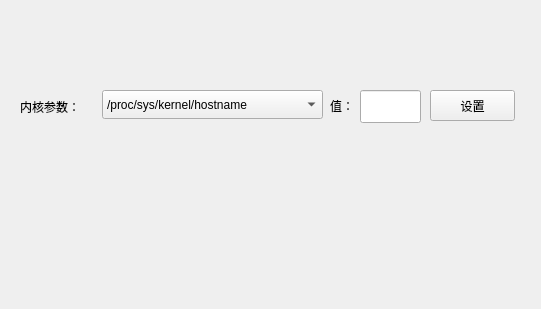
This is SYS/kernalparammanager.ui in liuyufeng509/SecCenter as Qt 5 draws it before an edit. The edited form follows.
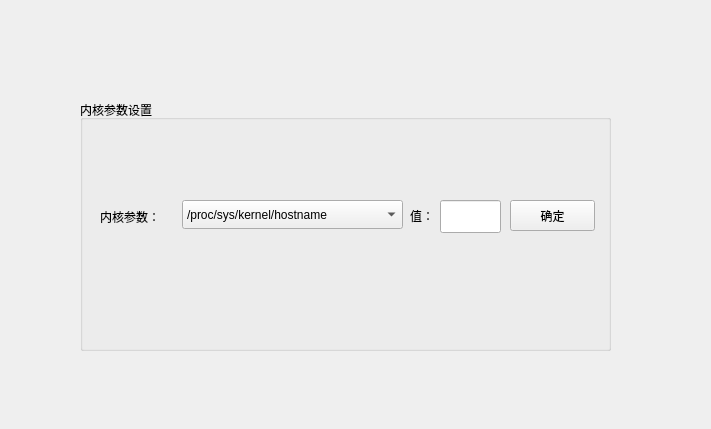
This is the edited form.

Commit message: 内核参数设置参数写到配置文件中。去掉kernalparampage

```diff
--- a/SYS/kernalparammanager.ui
+++ b/SYS/kernalparammanager.ui
@@ -6,31 +6,68 @@
    <rect>
     <x>0</x>
     <y>0</y>
-    <width>541</width>
-    <height>309</height>
+    <width>711</width>
+    <height>429</height>
    </rect>
   </property>
   <property name="windowTitle">
    <string>Form</string>
   </property>
+  <widget class="QGroupBox" name="groupBox">
+   <property name="geometry">
+    <rect>
+     <x>80</x>
+     <y>100</y>
+     <width>531</width>
+     <height>251</height>
+    </rect>
+   </property>
+   <property name="title">
+    <string>内核参数设置</string>
+   </property>
+   <widget class="QComboBox" name="param_comboBox">
+    <property name="geometry">
+     <rect>
+      <x>102</x>
+      <y>100</y>
+      <width>221</width>
+      <height>29</height>
+     </rect>
+    </property>
+    <item>
+     <property name="text">
+      <string>/proc/sys/kernel/hostname</string>
+     </property>
+    </item>
+    <item>
+     <property name="text">
+      <string>/proc/sys/net/ipv4/ip_default_ttl</string>
+     </property>
+    </item>
+    <item>
+     <property name="text">
+      <string>/proc/sys/net/ipv4/ip_forward</string>
+     </property>
+    </item>
+   </widget>
   <widget class="QPushButton" name="pushButton">
    <property name="geometry">
     <rect>
      <x>430</x>
-     <y>90</y>
+      <y>100</y>
      <width>85</width>
      <height>31</height>
     </rect>
    </property>
    <property name="text">
-    <string>设置</string>
+     <string>确定</string>
    </property>
   </widget>
   <widget class="QLabel" name="label_2">
    <property name="geometry">
     <rect>
      <x>330</x>
-     <y>90</y>
+      <y>100</y>
      <width>30</width>
      <height>31</height>
     </rect>
@@ -45,11 +82,30 @@
     <string>值：</string>
    </property>
   </widget>
+   <widget class="QLabel" name="label">
+    <property name="geometry">
+     <rect>
+      <x>20</x>
+      <y>100</y>
+      <width>70</width>
+      <height>33</height>
+     </rect>
+    </property>
+    <property name="maximumSize">
+     <size>
+      <width>70</width>
+      <height>16777215</height>
+     </size>
+    </property>
+    <property name="text">
+     <string>内核参数：</string>
+    </property>
+   </widget>
   <widget class="QLineEdit" name="lineEdit">
    <property name="geometry">
     <rect>
      <x>360</x>
-     <y>90</y>
+      <y>100</y>
      <width>61</width>
      <height>33</height>
     </rect>
@@ -61,49 +117,6 @@
     </size>
    </property>
   </widget>
-  <widget class="QLabel" name="label">
-   <property name="geometry">
-    <rect>
-     <x>20</x>
-     <y>90</y>
-     <width>70</width>
-     <height>33</height>
-    </rect>
-   </property>
-   <property name="maximumSize">
-    <size>
-     <width>70</width>
-     <height>16777215</height>
-    </size>
-   </property>
-   <property name="text">
-    <string>内核参数：</string>
-   </property>
-  </widget>
-  <widget class="QComboBox" name="param_comboBox">
-   <property name="geometry">
-    <rect>
-     <x>102</x>
-     <y>90</y>
-     <width>221</width>
-     <height>29</height>
-    </rect>
-   </property>
-   <item>
-    <property name="text">
-     <string>/proc/sys/kernel/hostname</string>
-    </property>
-   </item>
-   <item>
-    <property name="text">
-     <string>/proc/sys/net/ipv4/ip_default_ttl</string>
-    </property>
-   </item>
-   <item>
-    <property name="text">
-     <string>/proc/sys/net/ipv4/ip_forward</string>
-    </property>
-   </item>
   </widget>
  </widget>
  <resources/>
```
Lines whose indentation alone changed are shown as unchanged. The commit also changes 17 other files.
